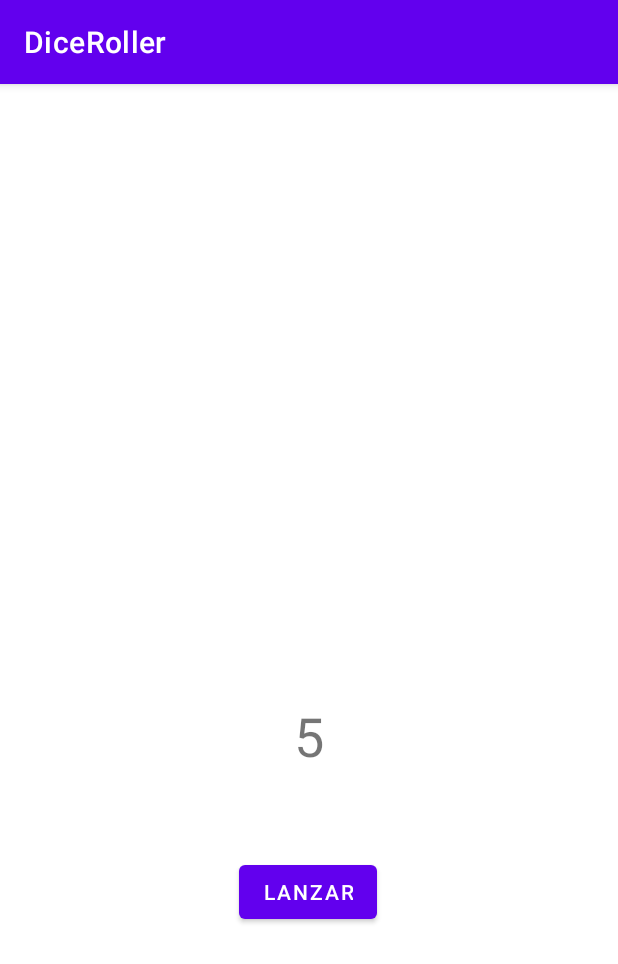
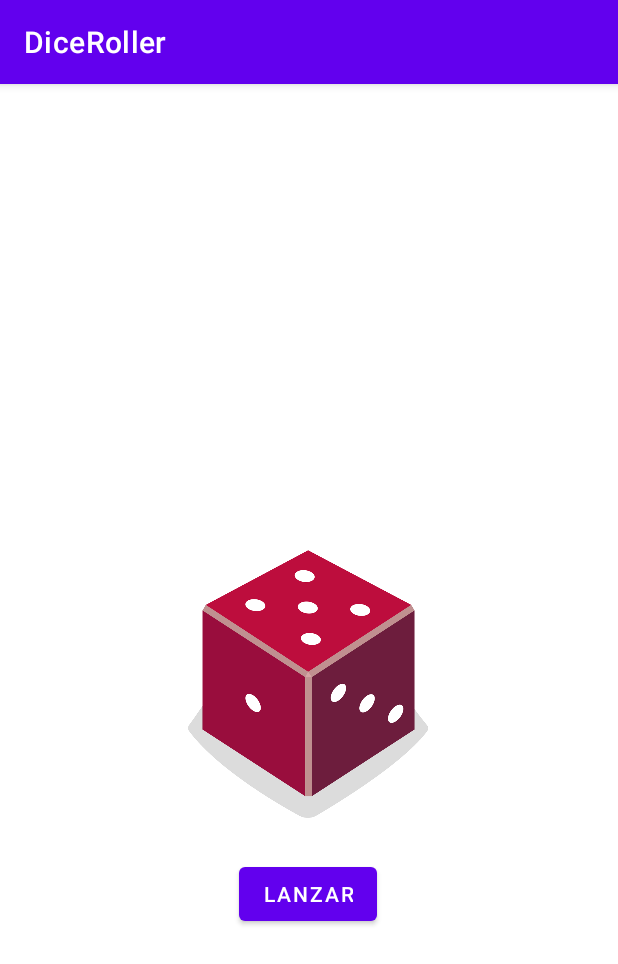
Before and after one commit to osvaldoortega01/DiceRoller, an Android app: the screen it shows after launch (MainActivity), after a tap on "LANZAR", on a phone screen of 412 x 824 dp. Shown: the top 964 px of the screen. Run offline under Robolectric (Android 15) with nearby library versions, the phone set to English and light mode, and no system bars.

Commit message:
Dado terminado
Implementé las imágenes para cada dado, subiéndolas desde un recurso proporcionado por el mismo curso. Añadí la lógica para que acuerdo al número de roll cambie la imagen mostrada

```diff
--- a/app/src/main/java/com/example/diceroller/MainActivity.kt
+++ b/app/src/main/java/com/example/diceroller/MainActivity.kt
@@ -3,6 +3,7 @@ package com.example.diceroller
 import androidx.appcompat.app.AppCompatActivity
 import android.os.Bundle
 import android.widget.Button
+import android.widget.ImageView
 import android.widget.TextView
 import android.widget.Toast
 
@@ -10,15 +11,30 @@ class MainActivity : AppCompatActivity() {
     override fun onCreate(savedInstanceState: Bundle?) {
         super.onCreate(savedInstanceState)
         setContentView(R.layout.activity_main)
+
         val rollButton: Button = findViewById(R.id.button)
         rollButton.setOnClickListener { rollDice() }
+
+        rollDice()
     }
 
     private fun rollDice() {
         val dice = Dice(6)
         val diceRoll = dice.roll()
-        val resultTextView: TextView = findViewById(R.id.textView)
-        resultTextView.text = diceRoll.toString()
+
+        val diceImage: ImageView = findViewById(R.id.imageView)
+
+        val drawableResource = when (diceRoll) {
+            1 -> R.drawable.dice_1
+            2 -> R.drawable.dice_2
+            3 -> R.drawable.dice_3
+            4 -> R.drawable.dice_4
+            5 -> R.drawable.dice_5
+            else -> R.drawable.dice_6
+        }
+
+        diceImage.setImageResource(drawableResource)
+        diceImage.contentDescription = diceRoll.toString()
     }
 
 
--- a/app/src/main/res/layout/activity_main.xml
+++ b/app/src/main/res/layout/activity_main.xml
@@ -7,27 +7,26 @@
     android:layout_height="match_parent"
     tools:context=".MainActivity">
 
-    <TextView
-        android:id="@+id/textView"
-        android:layout_width="wrap_content"
-        android:layout_height="wrap_content"
-        android:textSize="36sp"
-        app:layout_constraintBottom_toBottomOf="parent"
-        app:layout_constraintLeft_toLeftOf="parent"
-        app:layout_constraintRight_toRightOf="parent"
-        app:layout_constraintTop_toTopOf="parent"
-        app:layout_constraintVertical_bias="0.57"
-        tools:text="1" />
-
     <Button
         android:id="@+id/button"
         android:layout_width="wrap_content"
         android:layout_height="wrap_content"
-        android:layout_marginTop="56dp"
+        android:layout_marginTop="16dp"
         android:text="@string/lanzar"
         app:layout_constraintEnd_toEndOf="parent"
         app:layout_constraintHorizontal_bias="0.498"
         app:layout_constraintStart_toStartOf="parent"
-        app:layout_constraintTop_toBottomOf="@+id/textView" />
+        app:layout_constraintTop_toBottomOf="@+id/imageView" />
+
+    <ImageView
+        android:id="@+id/imageView"
+        android:layout_width="160dp"
+        android:layout_height="200dp"
+        android:layout_marginTop="300dp"
+        app:layout_constraintEnd_toEndOf="parent"
+        app:layout_constraintHorizontal_bias="0.498"
+        app:layout_constraintStart_toStartOf="parent"
+        app:layout_constraintTop_toTopOf="parent"
+        tools:srcCompat="@drawable/dice_1" />
 
 </androidx.constraintlayout.widget.ConstraintLayout>
```
Also changed, not shown: app/src/main/res/drawable/dice_1.png (added), app/src/main/res/drawable/dice_2.png (added), app/src/main/res/drawable/dice_3.png (added), app/src/main/res/drawable/dice_4.png (added), app/src/main/res/drawable/dice_5.png (added), app/src/main/res/drawable/dice_6.png (added).
